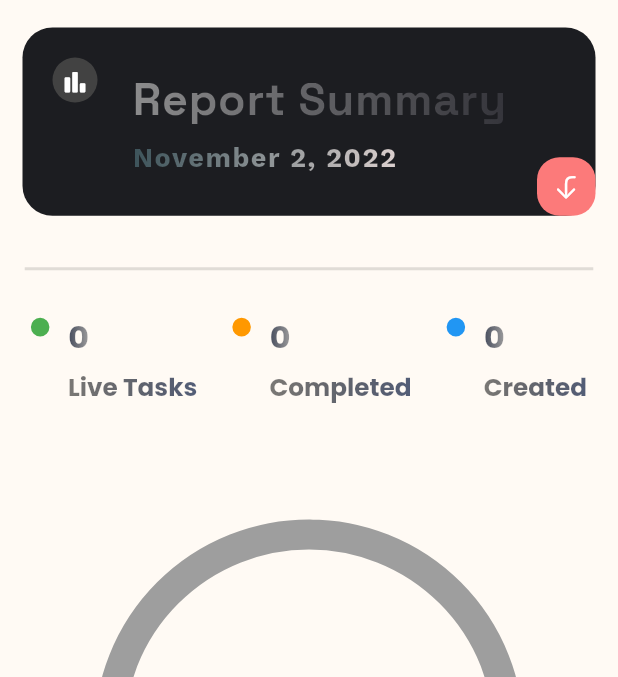
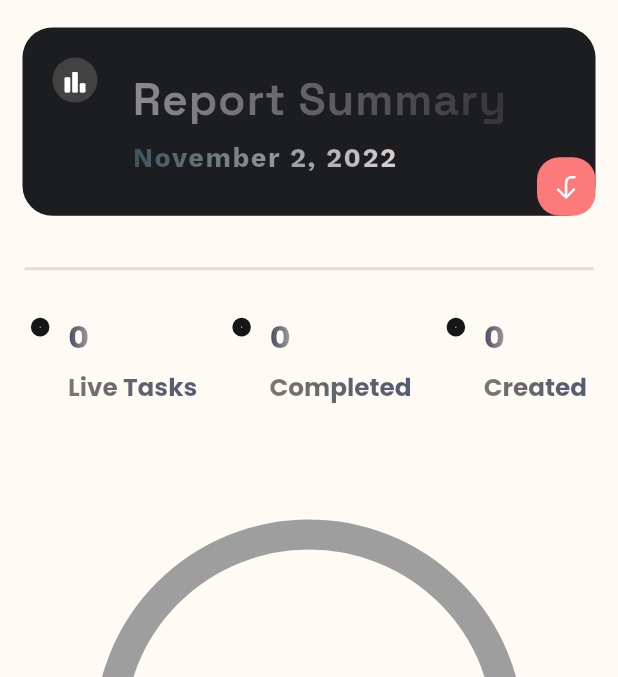
Before and after one commit to 0xAdiyat/ToDo-WishFlow, a Flutter app: the screen it shows after launch, item 2 of the bottom bar chosen, on a phone screen of 412 x 824 dp, the part 79-756 px from its top. Run offline on Flutter 3.47's test engine with Material 2 defaults, Android fonts, the light colour scheme and no system bars; drawn by our look-alikes of step_progress_indicator; our stand-ins replace dotted_border, equatable, flutter_easyloading, get, get_storage, google_fonts.

Commit message:
Changed some filling colors

```diff
--- a/lib/app/modules/report/view.dart
+++ b/lib/app/modules/report/view.dart
@@ -42,9 +42,12 @@ class ReportPage extends StatelessWidget {
                   child: Row(
                     mainAxisAlignment: MainAxisAlignment.spaceBetween,
                     children: [
-                      _buildStatus(Colors.green, liveTasks, 'Live Tasks'),
-                      _buildStatus(Colors.orange, completedTasks, 'Completed'),
-                      _buildStatus(Colors.blue, createdTasks, 'Created'),
+                      _buildStatus(Color.fromARGB(255, 22, 22, 22), liveTasks,
+                          'Live Tasks'),
+                      _buildStatus(Color.fromARGB(255, 22, 22, 22),
+                          completedTasks, 'Completed'),
+                      _buildStatus(Color.fromARGB(255, 22, 22, 22),
+                          createdTasks, 'Created'),
                     ],
                   ),
                 ),
@@ -120,7 +123,7 @@ class ReportPage extends StatelessWidget {
           decoration: BoxDecoration(
             shape: BoxShape.circle,
             border: Border.all(
-              width: 1.5.wp,
+              width: 1.6.wp,
               color: color,
             ),
           ),
```
